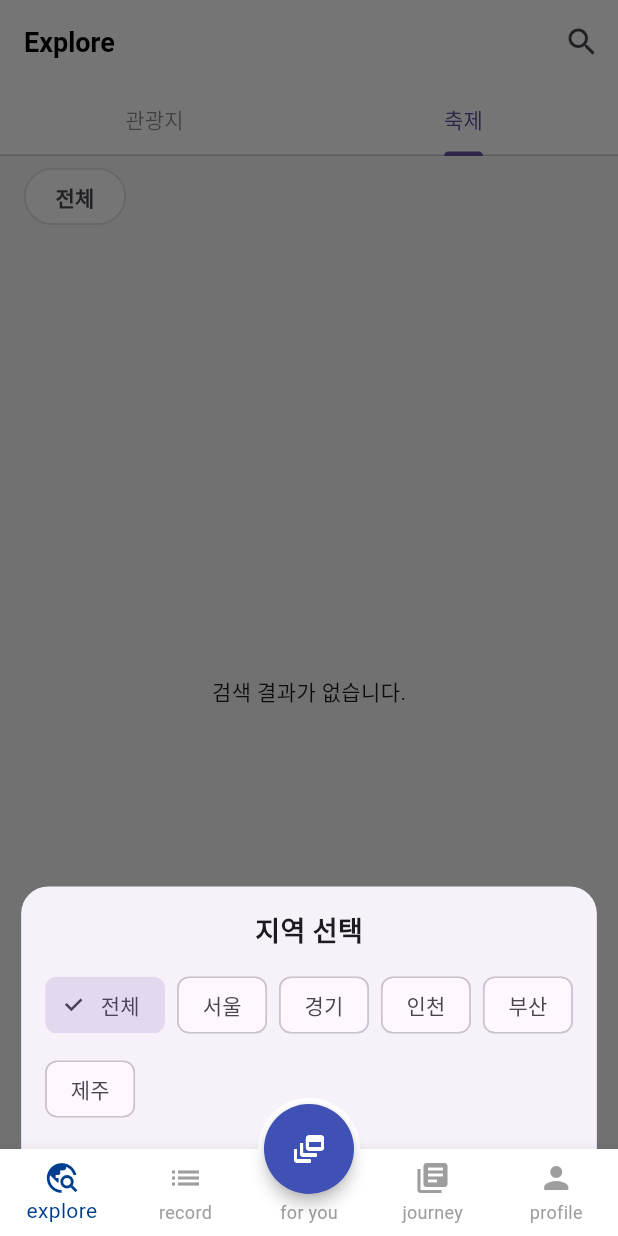
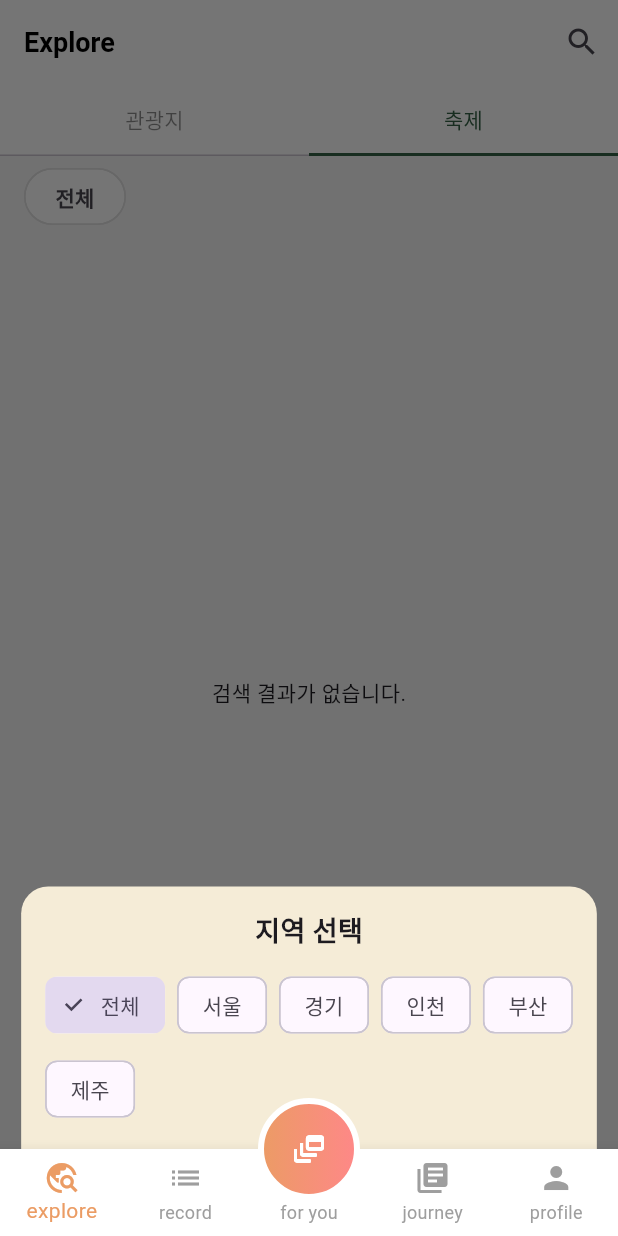
Before and after one commit to sanghyunbang/heat_trip_flutter, a Flutter app: the ExploreScreen screen opened by its route, tab 2 chosen, after a tap on "전체", on a phone screen of 412 x 824 dp. Run offline on Flutter 3.47's test engine with Material 3 defaults, Android fonts, the phone set to English and light mode, and no system bars; our stand-ins replace flutter_dotenv, flutter_svg, go_router, google_fonts, shared_preferences; missing offline and left inert: flutter_web_auth_2; accounts and stored records are empty; network calls fail; project files that could hold a hidden picture were left out.

Commit message:
[feat-wip] explore 화면
## 작업 내용
- 검색 기능
- 일부 디자인 수정

## 관련 이슈
Related to #5

```diff
--- a/lib/core/theme/theme.dart
+++ b/lib/core/theme/theme.dart
@@ -19,7 +19,7 @@ AppBarTheme appBarTheme() {
 
 BottomNavigationBarThemeData bottomNavigationTheme() {
   return BottomNavigationBarThemeData(
-    selectedItemColor: Color(0xFF003F8F),
+    selectedItemColor: Color(0xFFEB9C64),
     unselectedItemColor: Colors.grey,
     showUnselectedLabels: true,
   );
--- a/lib/core/widgets/layout/main_nav_shell.dart
+++ b/lib/core/widgets/layout/main_nav_shell.dart
@@ -19,23 +19,33 @@ class MainNavShell extends StatelessWidget {
     return Scaffold(
       body: navigationShell, // 탭별 Navigator를 포함한 IndexedStack을 렌더링
       // 기존 디자인과 동일한 FAB: curation 탭(2)로 이동
+      // FAB를 그라데이션 배경으로 보이게 하는 방법:
+      // 1) 바깥 Container에 원형 + 흰색 테두리 + LinearGradient 적용
+      // 2) 내부 FloatingActionButton은 배경을 '투명'으로 만들어 컨테이너의 그라데이션이 그대로 비치도록 함
       floatingActionButton: Container(
         width: 68,
         height: 68,
         decoration: BoxDecoration(
           shape: BoxShape.circle,
-          border: Border.all(color: Colors.white, width: 4),
+          border: Border.all(color: Colors.white, width: 4), // 흰색 테두리 유지
+          // 그라데이션 (#eb9c64 → #ff8789)
+          gradient: const LinearGradient(
+            colors: [Color(0xFFEB9C64), Color(0xFFFF8789)],
+            begin: Alignment.centerLeft,   // 왼쪽(주황)에서
+            end: Alignment.centerRight,    // 오른쪽(핑크)으로
+            // 필요하면 대각선 느낌: begin: Alignment.bottomLeft, end: Alignment.topRight
+          ),
         ),
         child: FloatingActionButton(
-          backgroundColor: Colors.indigo,
-          shape: const CircleBorder(),
+          // 배경을 투명하게 만들어야 컨테이너의 그라데이션이 보임
+          backgroundColor: Colors.transparent,
+          elevation: 0,                // 자체 그림자는 끄고(컨테이너가 담당)
+          shape: const CircleBorder(), // 동그란 모양 유지
           onPressed: () => _onTabTapped(2),
-          elevation: 4.0,
-          child: const Icon(Icons.dynamic_feed, color: Colors.white),
+          child: const Icon(Icons.dynamic_feed, color: Colors.white), // 아이콘만 표시
         ),
       ),
       floatingActionButtonLocation: FloatingActionButtonLocation.centerDocked,
-
       bottomNavigationBar: AppBottomNavBar(
         currentIndex: selectedIndex,
         onTap: _onTabTapped,
--- a/lib/features/explore/presentation/screens/explore_screen.dart
+++ b/lib/features/explore/presentation/screens/explore_screen.dart
@@ -61,7 +61,7 @@ class _ExploreScreenState extends State<ExploreScreen> with SingleTickerProvider
     return items.where((p) {
       // addr1(주소)에서 앞 2글자만 추출해 지역 비교
       final region =
-        p.addr1.isNotEmpty ? String.fromCharCodes(p.addr1.runes.take(2)) : '';
+      p.addr1.isNotEmpty ? String.fromCharCodes(p.addr1.runes.take(2)) : '';
       return region == _selectedRegion;
     }).toList();
   }
@@ -70,6 +70,7 @@ class _ExploreScreenState extends State<ExploreScreen> with SingleTickerProvider
   Future<void> _openRegionSelect() async {
     final result = await showModalBottomSheet<String>(
       context: context,
+      backgroundColor: const Color(0xFFF5ECD7),
       shape: const RoundedRectangleBorder(
         borderRadius: BorderRadius.vertical(top: Radius.circular(18)),
       ),
@@ -96,9 +97,10 @@ class _ExploreScreenState extends State<ExploreScreen> with SingleTickerProvider
         title: const Text('Explore'),
         bottom: TabBar(
           controller: _tab, // 직접 생성한 TabController 사용 (DefaultTabController 혼용 ❌)
-          labelColor: Theme.of(context).colorScheme.primary,
+          labelColor: Color(0xFF346145),//Theme.of(context).colorScheme.primary,
           unselectedLabelColor: Colors.black45,
-          indicatorSize: TabBarIndicatorSize.label,
+          indicatorSize: TabBarIndicatorSize.tab,
+          indicatorColor: Color(0xFF346145),
           tabs: const [
             Tab(text: '관광지'),
             Tab(text: '축제'),
@@ -107,8 +109,15 @@ class _ExploreScreenState extends State<ExploreScreen> with SingleTickerProvider
         actions: [
           IconButton(
             icon: const Icon(Icons.search),
-            onPressed: () {
-              // TODO: 검색 기능 연결
+            onPressed: () async {
+              // Flutter 기본 SearchDelegate 사용 예시
+              final result = await showSearch<String>(
+                context: context,
+                delegate: CustomSearchDelegate(),
+              );
+              if (result != null) {
+                print('검색 결과: $result'); // TODO: 검색 결과 처리
+              }
             },
           ),
         ],
@@ -145,7 +154,7 @@ class _ExploreScreenState extends State<ExploreScreen> with SingleTickerProvider
               ),
             ),
           ),
-          const SizedBox(height: 6),
+          const SizedBox(height: 8),
 
           /// 데이터 목록
           Expanded(
@@ -187,3 +196,62 @@ class _ExploreScreenState extends State<ExploreScreen> with SingleTickerProvider
     );
   }
 }
+
+///
+class CustomSearchDelegate extends SearchDelegate<String> {
+  // 검색창 오른쪽 액션 버튼
+  @override
+  List<Widget> buildActions(BuildContext context) {
+    return [
+      TextButton(
+        onPressed: () {
+          query = ''; // 입력 내용 초기화
+        },
+        child: const Text('모두 지우기'),
+      ),
+    ];
+  }
+
+  // 검색창 왼쪽 뒤로가기 버튼
+  @override
+  Widget buildLeading(BuildContext context) {
+    return IconButton(
+      icon: const Icon(Icons.arrow_back),
+      onPressed: () {
+        close(context, ''); // 검색창 닫기
+      },
+    );
+  }
+
+  // 검색 결과 표시
+  @override
+  Widget buildResults(BuildContext context) {
+    return Center(
+      child: Text('검색 결과: $query'),
+    );
+  }
+
+  // 검색 제안 표시
+  @override
+  Widget buildSuggestions(BuildContext context) {
+    final suggestions = [
+      '서울',
+      '부산',
+      '제주',
+      '강릉',
+    ].where((item) => item.contains(query)).toList();
+
+    return ListView.builder(
+      itemCount: suggestions.length,
+      itemBuilder: (context, index) {
+        return ListTile(
+          title: Text(suggestions[index]),
+          onTap: () {
+            query = suggestions[index];
+            showResults(context); // 선택 시 결과 화면으로
+          },
+        );
+      },
+    );
+  }
+}
--- a/lib/features/explore/presentation/widgets/place_card.dart
+++ b/lib/features/explore/presentation/widgets/place_card.dart
@@ -6,10 +6,21 @@ class PlaceCard extends StatelessWidget {
   final PlaceItem data;
   const PlaceCard({super.key, required this.data});
 
-  String _safePrefix(String s, int len) {
-    if (s.isEmpty) return '';
-    if (s.runes.length <= len) return s;
-    return String.fromCharCodes(s.runes.take(len));
+  /// 주소 문자열을 안전하게 줄이는 함수
+  /// - null, 빈 값 처리
+  /// - 두 번째 띄어쓰기 전까지만 반환 (예: '서울 강남구 강남대로' → '서울 강남구')
+  String _formatShortAddress(String? addr) {
+    if (addr == null) return ''; // null이면 빈 문자열 반환
+    final trimmed = addr.trim(); // 문자열 앞뒤 공백 제거
+    if (trimmed.isEmpty) return ''; // 공백만 있는 경우 처리
+
+    // 띄어쓰기를 기준으로 나누기 (연속 공백도 하나로 처리)
+    final parts = trimmed.split(RegExp(r'\s+')); // RegExp(r'\s+') : 하나 이상의 연속된 공백을 찾아내는 패턴 (정규표현식 객체 사용)
+    // 두 개 이상의 단어가 있으면 첫 번째+두 번째만 반환
+    if (parts.length >= 2) {
+      return '${parts[0]} ${parts[1]}';
+    }
+    return trimmed; // 단어가 하나뿐이면 그대로 반환
   }
 
   @override
@@ -122,16 +133,9 @@ class PlaceCard extends StatelessWidget {
                   Row(
                     children: [
                       Text(
-                        'From: ',
+                        _formatShortAddress(data.addr1),
                         style: TextStyle(
-                          color: Colors.white.withOpacity(0.70),
-                          fontWeight: FontWeight.w600,
-                        ),
-                      ),
-                      Text(
-                        _safePrefix(data.addr1, 2),
-                        style: TextStyle(
-                          color: Colors.white,
+                          color: Colors.white70,
                           fontWeight: FontWeight.w700,
                         ),
                       ),
```
Lines whose indentation alone changed are shown as unchanged.
